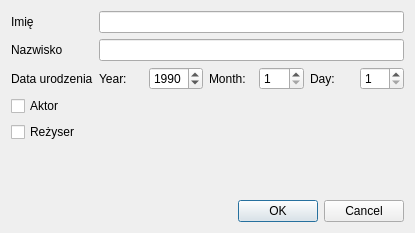
First picture: the form in FilmManager/addpersondialog.ui, repository Zachaly/Jipp_Projekt_ZS_NS, before the edit.
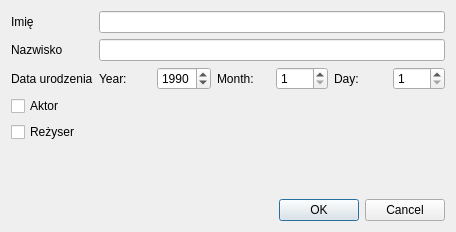
Second picture: the form after the edit.

The edit to the form file:
```diff
--- a/FilmManager/addpersondialog.ui
+++ b/FilmManager/addpersondialog.ui
@@ -6,8 +6,8 @@
    <rect>
     <x>0</x>
     <y>0</y>
-    <width>415</width>
-    <height>233</height>
+    <width>456</width>
+    <height>232</height>
    </rect>
   </property>
   <property name="windowTitle">
```
